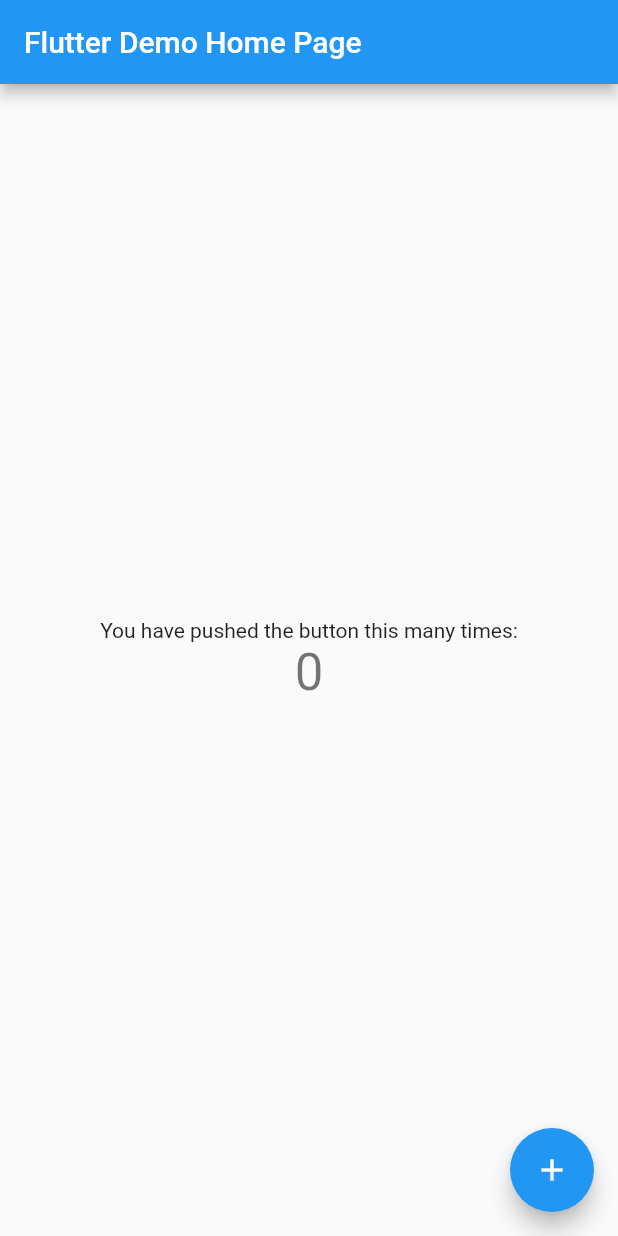
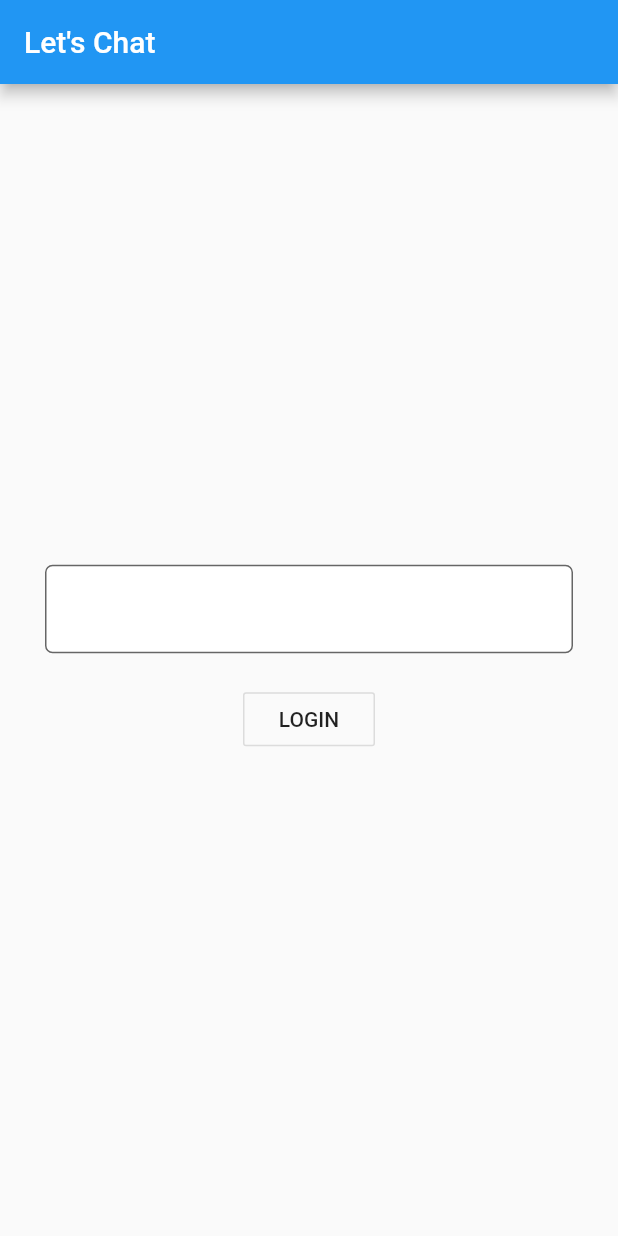
Before and after one commit to SankhaJay/chat-app-flutter, a Flutter app: the screen it shows after launch, on a phone screen of 412 x 824 dp. Run offline on Flutter 3.47's test engine with Material 2 defaults, Android fonts, the phone set to English and light mode, and no system bars.

Commit message:
login screen UI

```diff
--- a/chat/lib/main.dart
+++ b/chat/lib/main.dart
@@ -1,3 +1,4 @@
+import 'package:chat/screens/login.dart';
 import 'package:flutter/material.dart';
 
 void main() {
@@ -11,107 +12,94 @@ class MyApp extends StatelessWidget {
     return MaterialApp(
       title: 'Flutter Demo',
       theme: ThemeData(
-        // This is the theme of your application.
-        //
-        // Try running your application with "flutter run". You'll see the
-        // application has a blue toolbar. Then, without quitting the app, try
-        // changing the primarySwatch below to Colors.green and then invoke
-        // "hot reload" (press "r" in the console where you ran "flutter run",
-        // or simply save your changes to "hot reload" in a Flutter IDE).
-        // Notice that the counter didn't reset back to zero; the application
-        // is not restarted.
         primarySwatch: Colors.blue,
-        // This makes the visual density adapt to the platform that you run
-        // the app on. For desktop platforms, the controls will be smaller and
-        // closer together (more dense) than on mobile platforms.
         visualDensity: VisualDensity.adaptivePlatformDensity,
       ),
-      home: MyHomePage(title: 'Flutter Demo Home Page'),
+      home: LoginScreen(),
     );
   }
 }
 
-class MyHomePage extends StatefulWidget {
-  MyHomePage({Key key, this.title}) : super(key: key);
+// class MyHomePage extends StatefulWidget {
+//   MyHomePage({Key key, this.title}) : super(key: key);
 
-  // This widget is the home page of your application. It is stateful, meaning
-  // that it has a State object (defined below) that contains fields that affect
-  // how it looks.
+//   // This widget is the home page of your application. It is stateful, meaning
+//   // that it has a State object (defined below) that contains fields that affect
+//   // how it looks.
 
-  // This class is the configuration for the state. It holds the values (in this
-  // case the title) provided by the parent (in this case the App widget) and
-  // used by the build method of the State. Fields in a Widget subclass are
-  // always marked "final".
+//   // This class is the configuration for the state. It holds the values (in this
+//   // case the title) provided by the parent (in this case the App widget) and
+//   // used by the build method of the State. Fields in a Widget subclass are
+//   // always marked "final".
 
-  final String title;
+//   final String title;
 
-  @override
-  _MyHomePageState createState() => _MyHomePageState();
-}
+//   @override
+//   _MyHomePageState createState() => _MyHomePageState();
+// }
 
-class _MyHomePageState extends State<MyHomePage> {
-  int _counter = 0;
+// class _MyHomePageState extends State<MyHomePage> {
+//   int _counter = 0;
 
-  void _incrementCounter() {
-    setState(() {
-      // This call to setState tells the Flutter framework that something has
-      // changed in this State, which causes it to rerun the build method below
-      // so that the display can reflect the updated values. If we changed
-      // _counter without calling setState(), then the build method would not be
-      // called again, and so nothing would appear to happen.
-      _counter++;
-    });
-  }
+//   void _incrementCounter() {
+//     setState(() {
+//       // This call to setState tells the Flutter framework that something has
+//       // changed in this State, which causes it to rerun the build method below
+//       // so that the display can reflect the updated values. If we changed
+//       // _counter without calling setState(), then the build method would not be
+//       // called again, and so nothing would appear to happen.
+//       _counter++;
+//     });
+//   }
 
-  @override
-  Widget build(BuildContext context) {
-    // This method is rerun every time setState is called, for instance as done
-    // by the _incrementCounter method above.
-    //
-    // The Flutter framework has been optimized to make rerunning build methods
-    // fast, so that you can just rebuild anything that needs updating rather
-    // than having to individually change instances of widgets.
-    return Scaffold(
-      appBar: AppBar(
-        // Here we take the value from the MyHomePage object that was created by
-        // the App.build method, and use it to set our appbar title.
-        title: Text(widget.title),
-      ),
-      body: Center(
-        // Center is a layout widget. It takes a single child and positions it
-        // in the middle of the parent.
-        child: Column(
-          // Column is also a layout widget. It takes a list of children and
-          // arranges them vertically. By default, it sizes itself to fit its
-          // children horizontally, and tries to be as tall as its parent.
-          //
-          // Invoke "debug painting" (press "p" in the console, choose the
-          // "Toggle Debug Paint" action from the Flutter Inspector in Android
-          // Studio, or the "Toggle Debug Paint" command in Visual Studio Code)
-          // to see the wireframe for each widget.
-          //
-          // Column has various properties to control how it sizes itself and
-          // how it positions its children. Here we use mainAxisAlignment to
-          // center the children vertically; the main axis here is the vertical
-          // axis because Columns are vertical (the cross axis would be
-          // horizontal).
-          mainAxisAlignment: MainAxisAlignment.center,
-          children: <Widget>[
-            Text(
-              'You have pushed the button this many times:',
-            ),
-            Text(
-              '$_counter',
-              style: Theme.of(context).textTheme.headline4,
-            ),
-          ],
-        ),
-      ),
-      floatingActionButton: FloatingActionButton(
-        onPressed: _incrementCounter,
-        tooltip: 'Increment',
-        child: Icon(Icons.add),
-      ), // This trailing comma makes auto-formatting nicer for build methods.
-    );
-  }
-}
+//   @override
+//   Widget build(BuildContext context) {
+//     // This method is rerun every time setState is called, for instance as done
+//     // by the _incrementCounter method above.
+//     //
+//     // The Flutter framework has been optimized to make rerunning build methods
+//     // fast, so that you can just rebuild anything that needs updating rather
+//     // than having to individually change instances of widgets.
+//     return Scaffold(
+//       appBar: AppBar(
+//         // Here we take the value from the MyHomePage object that was created by
+//         // the App.build method, and use it to set our appbar title.
+//         title: Text(widget.title),
+//       ),
+//       body: Center(
+//         // Center is a layout widget. It takes a single child and positions it
+//         // in the middle of the parent.
+//         child: Column(
+//           // Column is also a layout widget. It takes a list of children and
+//           // arranges them vertically. By default, it sizes itself to fit its
+//           // children horizontally, and tries to be as tall as its parent.
+//           //
+//           // Invoke "debug painting" (press "p" in the console, choose the
+//           // "Toggle Debug Paint" action from the Flutter Inspector in Android
+//           // Studio, or the "Toggle Debug Paint" command in Visual Studio Code)
+//           // to see the wireframe for each widget.
+//           //
+//           // Column has various properties to control how it sizes itself and
+//           // how it positions its children. Here we use mainAxisAlignment to
+//           // center the children vertically; the main axis here is the vertical
+//           // axis because Columns are vertical (the cross axis would be
+//           // horizontal).
+//           mainAxisAlignment: MainAxisAlignment.center,
+//           children: <Widget>[
+//             Text(
+//               'You have pushed the button this many times:',
+//             ),
+//             Text(
+//               '$_counter',
+//               style: Theme.of(context).textTheme.headline4,
+//             ),
+//           ],
+//         ),
+//       ),
+//       floatingActionButton: FloatingActionButton(
+//         onPressed: _incrementCounter,
+//         tooltip: 'Increment',
+//         child: Icon(Icons.add),
+//       ), // This trailing comma makes auto-formatting nicer for build methods.
+//     );
+//   }
--- /dev/null
+++ b/chat/lib/screens/login.dart
@@ -0,0 +1,85 @@
+import 'package:flutter/material.dart';
+
+class LoginScreen extends StatefulWidget {
+  //
+  LoginScreen() : super();
+
+  static const String ROUTE_ID = 'login_screen';
+
+  @override
+  _LoginScreenState createState() => _LoginScreenState();
+}
+
+class _LoginScreenState extends State<LoginScreen> {
+  //
+  TextEditingController _usernameController;
+
+  @override
+  void initState() {
+    super.initState();
+    _usernameController = TextEditingController();
+    // G.initDummyUsers();
+  }
+
+  @override
+  Widget build(BuildContext context) {
+    return Scaffold(
+      appBar: AppBar(
+        title: Text("Let's Chat"),
+      ),
+      body: Container(
+        alignment: Alignment.center,
+        padding: EdgeInsets.all(30.0),
+        child: Column(
+          mainAxisSize: MainAxisSize.min,
+          children: <Widget>[
+            TextField(
+              controller: _usernameController,
+              textAlign: TextAlign.center,
+              decoration: InputDecoration(
+                border: OutlineInputBorder(
+                  borderRadius: BorderRadius.all(
+                    Radius.circular(5.0),
+                  ),
+                ),
+                filled: true,
+                fillColor: Colors.white,
+                contentPadding: EdgeInsets.all(20.0),
+              ),
+            ),
+            SizedBox(
+              height: 20.0,
+            ),
+            OutlineButton(
+                child: Text('LOGIN'),
+                onPressed: () {
+                  _loginBtnTap();
+                })
+          ],
+        ),
+      ),
+    );
+  }
+
+  _loginBtnTap() async {
+    if (_usernameController.text.isEmpty) {
+      return;
+    }
+
+    // User me = G.dummyUsers[0];
+    // if (_usernameController.text != 'a') {
+    //   me = G.dummyUsers[1];
+    // }
+
+    // G.loggedInUser = me;
+
+    // openHomeScreen(context);
+  }
+
+  // static openHomeScreen(BuildContext context) async {
+  //   await Navigator.pushReplacementNamed(
+  //     context,
+  //     ChatUsersScreen.ROUTE_ID,
+  //   );
+  // }
+}
```
